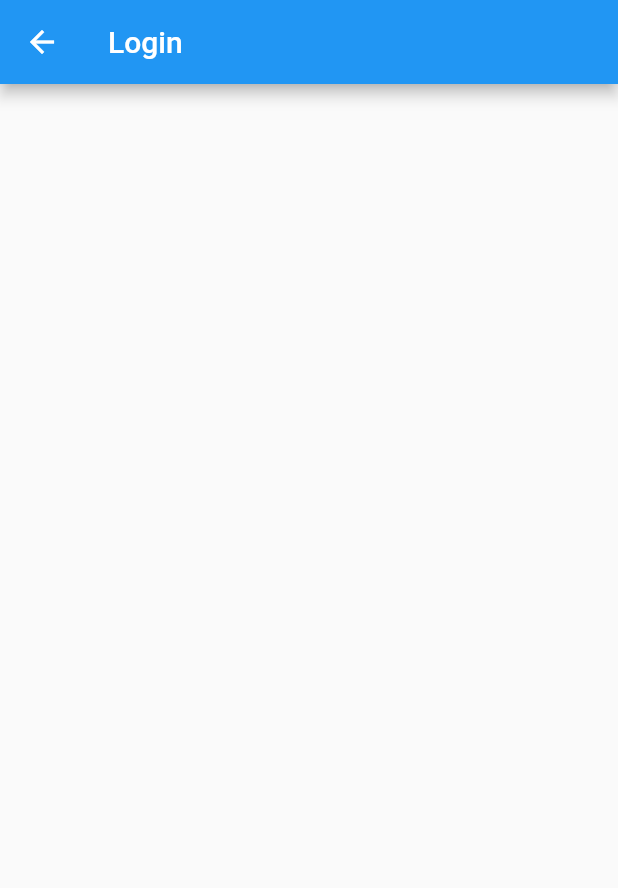
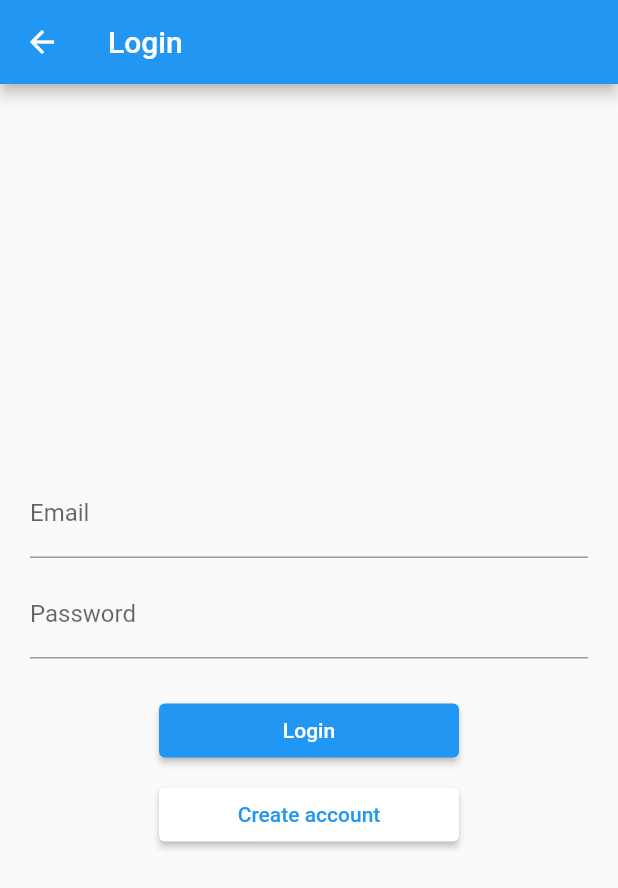
Before and after one commit to xris-owen/our_auth, a Flutter app: the LoginScreen screen opened directly, on a phone screen of 412 x 824 dp. Shown: the top 888 px of the screen. Run offline on Flutter 3.47's test engine with Material 2 defaults, Android fonts, the light colour scheme and no system bars; our stand-ins replace bloc, equatable, firebase_auth, firebase_core, flutter_bloc; missing offline and left inert: flow_builder; accounts and stored records are empty.

Commit message:
update: Added the login screen and functionalities

```diff
--- a/lib/src/cubit/login/login_cubit.dart
+++ b/lib/src/cubit/login/login_cubit.dart
@@ -1,8 +1,31 @@
 import 'package:bloc/bloc.dart';
 import 'package:equatable/equatable.dart';
+import 'package:our_auth/src/repositories/auth_repository.dart';
 
 part 'login_state.dart';
 
 class LoginCubit extends Cubit<LoginState> {
-  LoginCubit() : super(LoginInitial());
+  final AuthRepository _authRepository;
+
+  LoginCubit(this._authRepository) : super(LoginState.initial());
+
+  void emailChanged(String value) {
+    emit(state.copyWith(email: value, loginStatus: LoginStatus.initial));
+  }
+
+  void passwordChanged(String value) {
+    emit(state.copyWith(password: value, loginStatus: LoginStatus.initial));
+  }
+
+  Future<void> loginWithCredentials() async {
+    if (state.loginStatus == LoginStatus.submitting) return;
+    emit(state.copyWith(loginStatus: LoginStatus.submitting));
+    try {
+      await _authRepository.loginWithEmailAndPassword(
+        email: state.email,
+        password: state.password,
+      );
+      emit(state.copyWith(loginStatus: LoginStatus.success));
+    } catch (_) {}
+  }
 }
--- a/lib/src/cubit/login/login_state.dart
+++ b/lib/src/cubit/login/login_state.dart
@@ -1,10 +1,43 @@
+// ignore_for_file: public_member_api_docs, sort_constructors_first
 part of 'login_cubit.dart';
 
-abstract class LoginState extends Equatable {
-  const LoginState();
+enum LoginStatus { initial, submitting, success, error }
+
+class LoginState extends Equatable {
+  final String email;
+  final String password;
+  final LoginStatus loginStatus;
+
+  const LoginState({
+    required this.email,
+    required this.password,
+    required this.loginStatus,
+  });
+
+  factory LoginState.initial() {
+    return const LoginState(
+      email: '',
+      password: '',
+      loginStatus: LoginStatus.initial,
+    );
+  }
 
   @override
-  List<Object> get props => [];
+  List<Object> get props => [
+        email,
+        password,
+        loginStatus,
+      ];
+
+  LoginState copyWith({
+    String? email,
+    String? password,
+    LoginStatus? loginStatus,
+  }) {
+    return LoginState(
+      email: email ?? this.email,
+      password: password ?? this.password,
+      loginStatus: loginStatus ?? this.loginStatus,
+    );
+  }
 }
-
-class LoginInitial extends LoginState {}
--- a/lib/src/repositories/auth_repository.dart
+++ b/lib/src/repositories/auth_repository.dart
@@ -29,7 +29,7 @@ class AuthRepository {
     } catch (_) {}
   }
 
-  Future<void> login({
+  Future<void> loginWithEmailAndPassword({
     required String email,
     required String password,
   }) async {
--- a/lib/src/screens/auth/auth_components/email_input.dart
+++ b/lib/src/screens/auth/auth_components/email_input.dart
@@ -1,10 +1,22 @@
-import 'package:flutter/material.dart';
+// import 'package:flutter/material.dart';
+// import 'package:flutter_bloc/flutter_bloc.dart';
+// import 'package:our_auth/src/cubit/login/login_cubit.dart';
 
-class EmailInput extends StatelessWidget {
-  const EmailInput({Key? key}) : super(key: key);
+// class EmailInput extends StatelessWidget {
+//   const EmailInput({Key? key}) : super(key: key);
 
-  @override
-  Widget build(BuildContext context) {
-    return Container();
-  }
-}
+//   @override
+//   Widget build(BuildContext context) {
+//     return BlocBuilder<LoginCubit, LoginState>(
+//       buildWhen: ((previous, current) => previous.email != current.email),
+//       builder: (context, state) {
+//         return TextField(
+//           onChanged: (email) {
+//             context.read<LoginCubit>().emailChanged(email);
+//           },
+//           decoration: const InputDecoration(labelText: 'Email'),
+//         );
+//       },
+//     );
+//   }
+// }
--- a/lib/src/screens/auth/auth_components/password_input.dart
+++ b/lib/src/screens/auth/auth_components/password_input.dart
@@ -1,10 +1,23 @@
-import 'package:flutter/material.dart';
+// import 'package:flutter/material.dart';
+// import 'package:flutter_bloc/flutter_bloc.dart';
+// import 'package:our_auth/src/cubit/login/login_cubit.dart';
 
-class PasswordInput extends StatelessWidget {
-  const PasswordInput({Key? key}) : super(key: key);
 
-  @override
-  Widget build(BuildContext context) {
-    return Container();
-  }
-}
+// class PasswordInput extends StatelessWidget {
+//   const PasswordInput({Key? key}) : super(key: key);
+
+//   @override
+//   Widget build(BuildContext context) {
+//     return BlocBuilder<LoginCubit, LoginState>(
+//       buildWhen: ((previous, current) => previous.password != current.password),
+//       builder: (context, state) {
+//         return TextField(
+//           onChanged: (password) {
+//             context.read<LoginCubit>().emailChanged(password);
+//           },
+//           decoration: const InputDecoration(labelText: 'Password'),
+//         );
+//       },
+//     );
+//   }
+// }
--- a/lib/src/screens/auth/login_screen.dart
+++ b/lib/src/screens/auth/login_screen.dart
@@ -1,7 +1,9 @@
 import 'package:flutter/material.dart';
+import 'package:flutter_bloc/flutter_bloc.dart';
+import 'package:our_auth/src/cubit/cubit.dart';
+import 'package:our_auth/src/repositories/auth_repository.dart';
 import 'package:our_auth/src/screens/auth/auth_components/custom_button.dart';
-import 'package:our_auth/src/screens/auth/auth_components/email_input.dart';
-import 'package:our_auth/src/screens/auth/auth_components/password_input.dart';
+import 'package:our_auth/src/screens/auth/signup_screen.dart';
 
 class LoginScreen extends StatelessWidget {
   const LoginScreen({Key? key}) : super(key: key);
@@ -14,9 +16,14 @@ class LoginScreen extends StatelessWidget {
   Widget build(BuildContext context) {
     return Scaffold(
       appBar: AppBar(title: const Text("Login")),
-      body: const Padding(
-        padding: EdgeInsets.all(20),
-        child: LoginForm(),
+      body: Padding(
+        padding: const EdgeInsets.all(20),
+        child: BlocProvider(
+          create: (_) => LoginCubit(
+            context.read<AuthRepository>(),
+          ),
+          child: const LoginForm(),
+        ),
       ),
     );
   }
@@ -27,14 +34,109 @@ class LoginForm extends StatelessWidget {
 
   @override
   Widget build(BuildContext context) {
-    return Column(
-      children: const [
-        EmailInput(),
-        SizedBox(height: 8),
-        PasswordInput(),
-        SizedBox(height: 8),
-        SignupBtn(),
-      ],
+    return BlocListener<LoginCubit, LoginState>(
+      listener: (context, state) {
+        if (state.loginStatus == LoginStatus.error) {
+          // Handle the error
+        }
+      },
+      child: Column(
+        mainAxisAlignment: MainAxisAlignment.center,
+        crossAxisAlignment: CrossAxisAlignment.center,
+        children: const [
+          _EmailInput(),
+          SizedBox(height: 8),
+          _PasswordInput(),
+          SizedBox(height: 24),
+          _LoginBtn(),
+          SizedBox(height: 8),
+          _SignupBtn(),
+        ],
+      ),
     );
   }
 }
+
+class _PasswordInput extends StatelessWidget {
+  const _PasswordInput({Key? key}) : super(key: key);
+
+  @override
+  Widget build(BuildContext context) {
+    return BlocBuilder<LoginCubit, LoginState>(
+      buildWhen: ((previous, current) => previous.password != current.password),
+      builder: (context, state) {
+        return TextField(
+          onChanged: (password) {
+            context.read<LoginCubit>().emailChanged(password);
+          },
+          decoration: const InputDecoration(labelText: 'Password'),
+        );
+      },
+    );
+  }
+}
+
+class _EmailInput extends StatelessWidget {
+  const _EmailInput({Key? key}) : super(key: key);
+
+  @override
+  Widget build(BuildContext context) {
+    return BlocBuilder<LoginCubit, LoginState>(
+      buildWhen: ((previous, current) => previous.email != current.email),
+      builder: (context, state) {
+        return TextField(
+          onChanged: (email) {
+            context.read<LoginCubit>().emailChanged(email);
+          },
+          decoration: const InputDecoration(labelText: 'Email'),
+        );
+      },
+    );
+  }
+}
+
+class _LoginBtn extends StatelessWidget {
+  const _LoginBtn({Key? key}) : super(key: key);
+
+  @override
+  Widget build(BuildContext context) {
+    return BlocBuilder<LoginCubit, LoginState>(
+      buildWhen: ((previous, current) =>
+          previous.loginStatus != current.loginStatus),
+      builder: (context, state) {
+        return state.loginStatus == LoginStatus.submitting
+            ? const CircularProgressIndicator()
+            : ElevatedButton(
+                onPressed: () {
+                  context.read<LoginCubit>().loginWithCredentials();
+                },
+                child: const Text('Login'),
+                style: ElevatedButton.styleFrom(
+                  fixedSize: const Size(200, 0),
+                ),
+              );
+      },
+    );
+  }
+}
+
+class _SignupBtn extends StatelessWidget {
+  const _SignupBtn({Key? key}) : super(key: key);
+
+  @override
+  Widget build(BuildContext context) {
+    return ElevatedButton(
+      onPressed: () => Navigator.of(context).push<void>(SignupScreen.route()),
+      child: const Text(
+        'Create account',
+        style: TextStyle(
+          color: Colors.blue,
+        ),
+      ),
+      style: ElevatedButton.styleFrom(
+        primary: Colors.white,
+        fixedSize: const Size(200, 0),
+      ),
+    );
+  }
+}
--- a/lib/src/screens/auth/signup_screen.dart
+++ b/lib/src/screens/auth/signup_screen.dart
@@ -29,9 +29,9 @@ class SignupForm extends StatelessWidget {
   Widget build(BuildContext context) {
     return Column(
       children: const [
-        EmailInput(),
+        // EmailInput(),
         SizedBox(height: 8),
-        PasswordInput(),
+        // PasswordInput(),
         SizedBox(height: 8),
         SignupBtn(),
       ],
```
